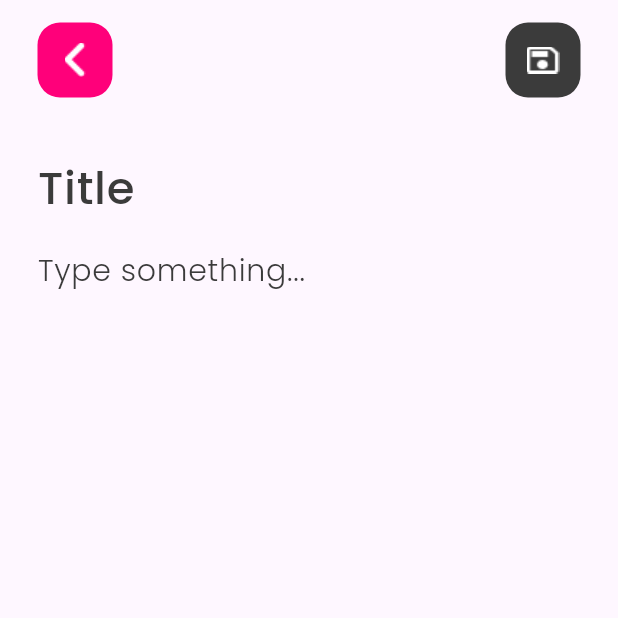
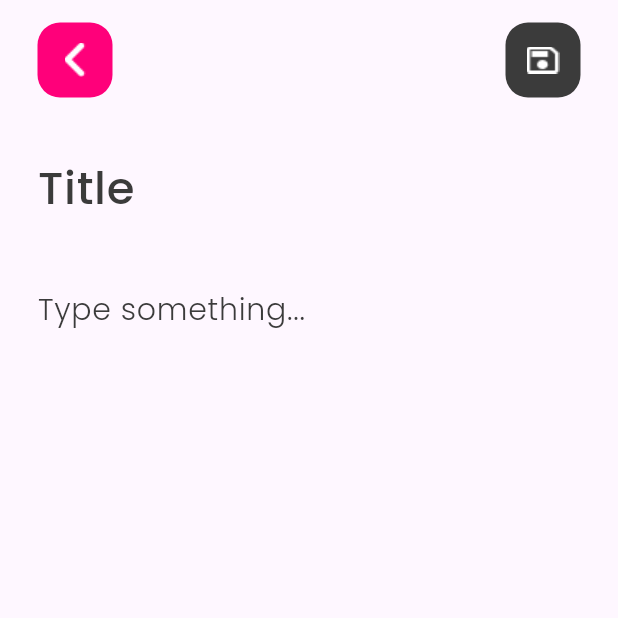
Before and after one commit to gracebir/fl_note_app, a Flutter app: the NoteEditor screen opened directly, on a phone screen of 412 x 824 dp, the top half of it. Run offline on Flutter 3.47's test engine with Material 3 defaults, Android fonts, the light colour scheme and no system bars.

Commit message:
fixing the ui

```diff
--- a/lib/main.dart
+++ b/lib/main.dart
@@ -2,6 +2,7 @@ import 'package:fl_note_app/pages/dashboard_page.dart';
 import 'package:flutter/material.dart';
 
 // https://community.distributed.com/networks/events/122492
+// https://medium.com/codebrew/offline-first-approach-with-flutter-ace2843d36d8
 void main() {
   runApp(const MyApp());
 }
--- a/lib/models/note.dart
+++ b/lib/models/note.dart
@@ -1,12 +1,8 @@
 class Note {
-  final int id;
+  final int? id;
   final String title;
   final String content;
-  final bool isSync;
+  final bool? isSync;
 
-  Note(
-      {required this.id,
-      required this.title,
-      required this.content,
-      required this.isSync});
+  Note({this.id, required this.title, required this.content, this.isSync});
 }
--- a/lib/pages/note_editor.dart
+++ b/lib/pages/note_editor.dart
@@ -1,10 +1,19 @@
+import 'package:fl_note_app/models/note.dart';
 import 'package:flutter/material.dart';
 
 class NoteEditor extends StatelessWidget {
-  const NoteEditor({super.key});
+  final Note? note;
+  NoteEditor({super.key, this.note});
+
+  final _title = TextEditingController();
+  final _content = TextEditingController();
 
   @override
   Widget build(BuildContext context) {
+    if (note != null) {
+      _title.text = note!.title;
+      _content.text = note!.content;
+    }
     return Scaffold(
       body: SafeArea(
           child: Column(
@@ -28,6 +37,28 @@ class NoteEditor extends StatelessWidget {
                     child: Image.asset("lib/assets/back.png"),
                   ),
                 ),
+                Row(
+                  children: [
+                    note != null
+                        ? GestureDetector(
+                            onTap: () {},
+                            child: Container(
+                              width: 50,
+                              height: 50,
+                              decoration: BoxDecoration(
+                                  color: const Color(0xffFF0000),
+                                  borderRadius: BorderRadius.circular(15)),
+                              child: const Icon(
+                                Icons.delete,
+                                size: 25,
+                                color: Colors.white,
+                              ),
+                            ),
+                          )
+                        : Container(),
+                    const SizedBox(
+                      width: 15,
+                    ),
                     GestureDetector(
                       onTap: () {},
                       child: Container(
@@ -41,18 +72,22 @@ class NoteEditor extends StatelessWidget {
                       ),
                     ),
                   ],
+                )
+              ],
             ),
           ),
           const SizedBox(
             height: 15,
           ),
-          const Padding(
-            padding: EdgeInsets.symmetric(horizontal: 25),
+          Padding(
+            padding: const EdgeInsets.symmetric(horizontal: 25),
             child: Column(
               crossAxisAlignment: CrossAxisAlignment.start,
               children: [
                 TextField(
-                  decoration: InputDecoration(
+                  controller: _title,
+                  maxLines: 3,
+                  decoration: const InputDecoration(
                       border: InputBorder.none,
                       hintText: "Title",
                       hintStyle: TextStyle(
@@ -61,7 +96,9 @@ class NoteEditor extends StatelessWidget {
                           color: Color(0xff3B3B3B))),
                 ),
                 TextField(
-                  decoration: InputDecoration(
+                  controller: _content,
+                  maxLines: 8,
+                  decoration: const InputDecoration(
                       border: InputBorder.none,
                       hintText: "Type something...",
                       hintStyle: TextStyle(
```
Also changed, not shown: lib/components/note_tile.dart (+20 -2 lines), lib/pages/dashboard_page.dart (+22 -6 lines), lib/pages/note_detail.dart (deleted, +0 -10 lines), lib/assets/trash.png (added). Lines whose indentation alone changed are shown as unchanged.
